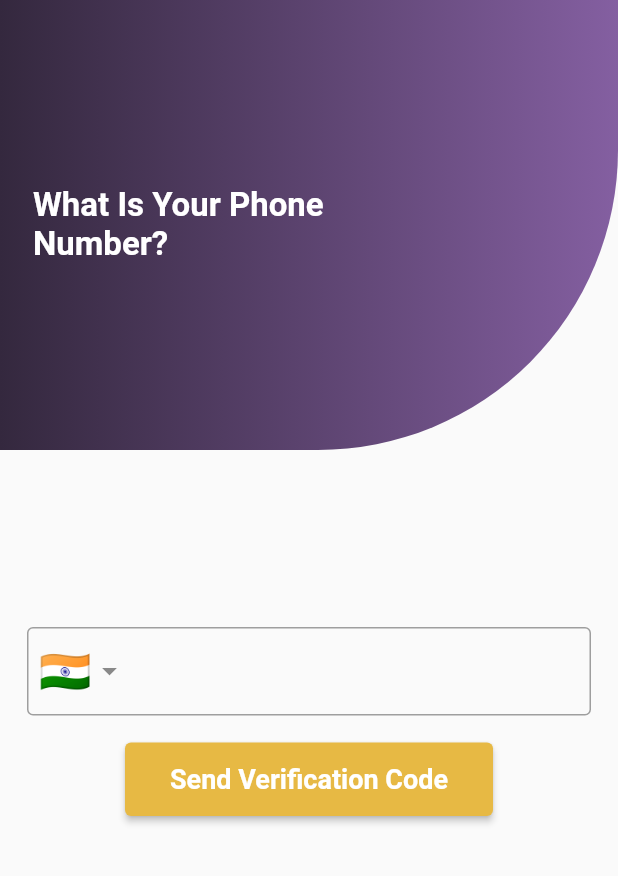
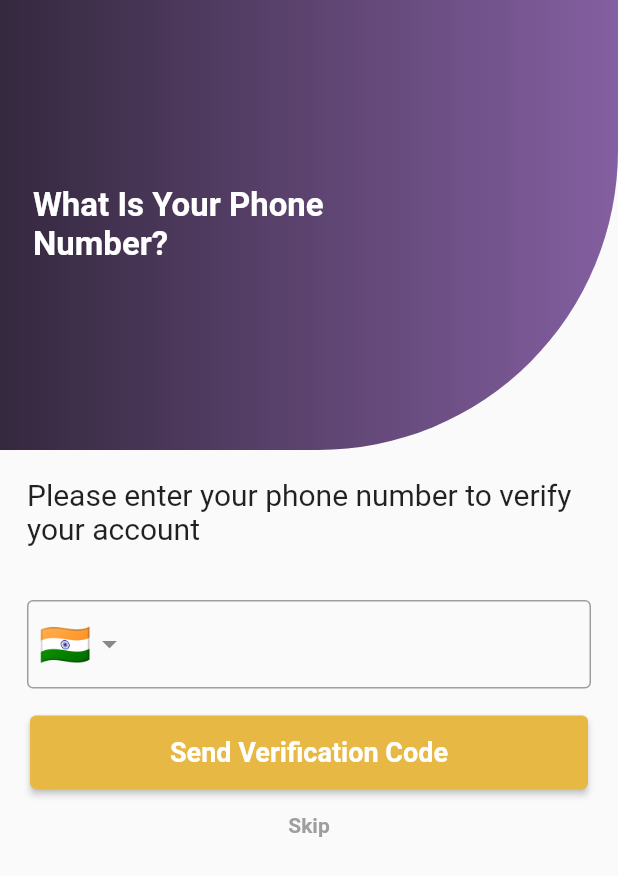
Before and after one commit to nehal076/Studypods-Ecommerce, a Flutter app: the PhoneNumber screen opened directly, on a phone screen of 412 x 824 dp. Shown: the top 876 px of the screen. Run offline on Flutter 3.47's test engine with Material 2 defaults, Android fonts, the phone set to English and light mode, and no system bars; our stand-ins replace pinput.

```diff
--- a/lib/onboarding/getting_started.dart
+++ b/lib/onboarding/getting_started.dart
@@ -65,7 +65,7 @@ class GettingStarted extends StatelessWidget {
                 ],
               ),
             ),
-          )
+          ),
         ],
       ),
     );
--- a/lib/onboarding/phone_number.dart
+++ b/lib/onboarding/phone_number.dart
@@ -10,10 +10,14 @@ class PhoneNumber extends StatefulWidget {
 }
 
 class _PhoneNumberState extends State<PhoneNumber> {
+  final GlobalKey<FormState> _form = GlobalKey<FormState>();
+  final TextEditingController _phoneNumber = TextEditingController();
   @override
   Widget build(BuildContext context) {
     return Scaffold(
-      body: Column(
+      body: Form(
+        key: _form,
+        child: Column(
           children: [
             Container(
               height: 300,
@@ -39,12 +43,24 @@ class _PhoneNumberState extends State<PhoneNumber> {
                 ),
               ),
             ),
-          const SizedBox(
-            height: 100,
+            const Padding(
+              padding: EdgeInsets.all(18.0),
+              child: Text(
+                "Please enter your phone number to verify  your account",
+                style: TextStyle(
+                  fontSize: 20,
+                ),
+              ),
             ),
             Padding(
               padding: const EdgeInsets.all(18.0),
               child: TextFormField(
+                controller: _phoneNumber,
+                validator: (value) {
+                  if (value == '') {
+                    return 'Phone Number can\'t be empty';
+                  }
+                },
                 keyboardType: TextInputType.phone,
                 decoration: InputDecoration(
                   focusedBorder: const OutlineInputBorder(
@@ -53,9 +69,9 @@ class _PhoneNumberState extends State<PhoneNumber> {
                   enabledBorder: const OutlineInputBorder(
                     borderSide: BorderSide(color: Colors.grey, width: 1),
                   ),
-                prefixIconConstraints:
-                    const BoxConstraints(minWidth: 0, minHeight: 0),
-                prefixIcon: Padding(
+                  prefixIcon: FittedBox(
+                    fit: BoxFit.scaleDown,
+                    child: Padding(
                       padding: const EdgeInsets.all(8.0),
                       child: Row(
                         children: const [
@@ -74,17 +90,35 @@ class _PhoneNumberState extends State<PhoneNumber> {
                   ),
                 ),
               ),
+            ),
             PrimaryButton(
               onPressed: () {
+                if (_form.currentState!.validate()) {
                   Navigator.of(context).push(
                     MaterialPageRoute(builder: (context) {
-                  return const OtpScreen();
+                      return OtpScreen(
+                        phoneNumber: _phoneNumber.text,
+                      );
                     }),
                   );
+                }
               },
               text: 'Send Verification Code',
+              fullWidth: true,
+            ),
+            TextButton(
+              onPressed: () {},
+              child: const Text(
+                'Skip',
+                style: TextStyle(
+                  fontSize: 14,
+                  color: Colors.grey,
+                  fontWeight: FontWeight.w600,
+                ),
+              ),
             )
           ],
+        ),
       ),
     );
   }
--- a/lib/utils/primary_button.dart
+++ b/lib/utils/primary_button.dart
@@ -4,11 +4,19 @@ import 'package:studypods_ecommerce/utils/colors.dart';
 class PrimaryButton extends StatelessWidget {
   final void Function() onPressed;
   final String text;
-  const PrimaryButton({super.key, required this.onPressed, required this.text});
+  final bool? fullWidth;
+  const PrimaryButton({
+    super.key,
+    required this.onPressed,
+    required this.text,
+    this.fullWidth,
+  });
 
   @override
   Widget build(BuildContext context) {
-    return ElevatedButton(
+    return SizedBox(
+      width: fullWidth == true ? MediaQuery.of(context).size.width - 40 : null,
+      child: ElevatedButton(
         style: ButtonStyle(
           backgroundColor: MaterialStateProperty.all(
             AppColors.yellow,
@@ -26,6 +34,7 @@ class PrimaryButton extends StatelessWidget {
             ),
           ),
         ),
+      ),
     );
   }
 }
```
Also changed, not shown: lib/onboarding/otp_screen.dart (+100 -2 lines), pubspec.yaml (+3 -66 lines), pubspec.lock, 11 other files. Lines whose indentation alone changed are shown as unchanged.
